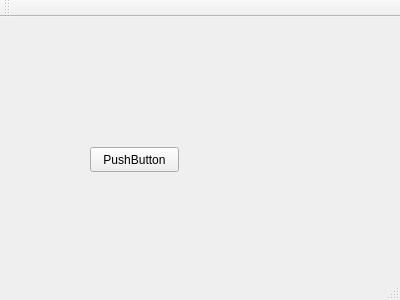
This is ui/mastergui.ui in goodnow21/master_gui as Qt 5 draws it before an edit. The edited form follows.
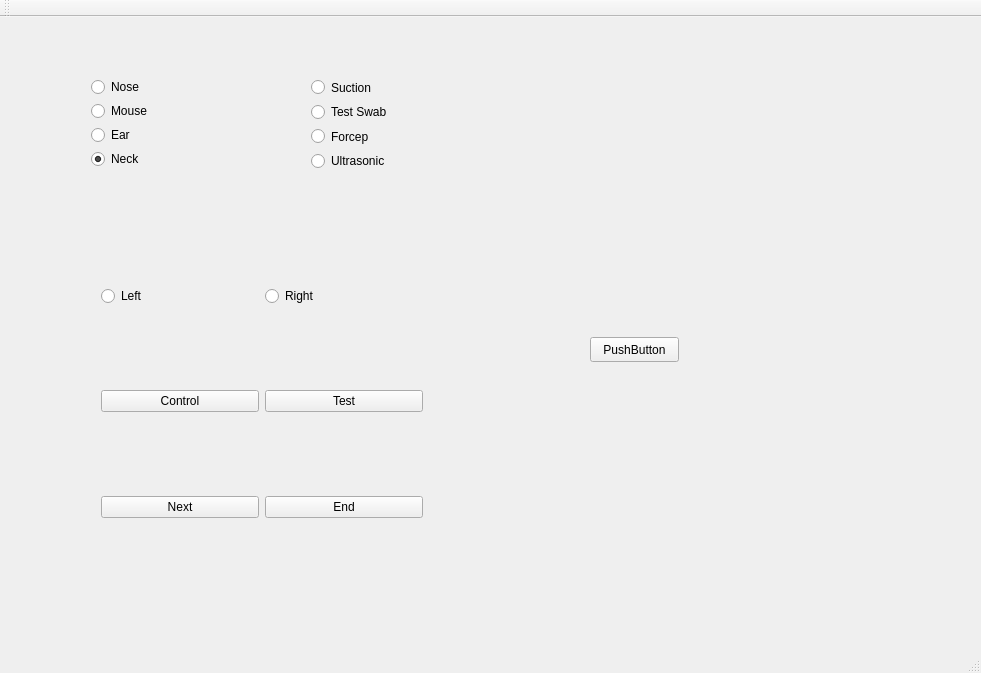
This is the edited form.

```diff
--- a/ui/mastergui.ui
+++ b/ui/mastergui.ui
@@ -6,8 +6,8 @@
    <rect>
     <x>0</x>
     <y>0</y>
-    <width>400</width>
-    <height>300</height>
+    <width>981</width>
+    <height>673</height>
    </rect>
   </property>
   <property name="windowTitle">
@@ -17,8 +17,8 @@
    <widget class="QPushButton" name="hiButton">
     <property name="geometry">
      <rect>
-      <x>90</x>
-      <y>130</y>
+      <x>590</x>
+      <y>320</y>
       <width>89</width>
       <height>25</height>
      </rect>
@@ -27,6 +27,174 @@
      <string>PushButton</string>
     </property>
    </widget>
+   <widget class="QWidget" name="verticalLayoutWidget_4">
+    <property name="geometry">
+     <rect>
+      <x>90</x>
+      <y>180</y>
+      <width>344</width>
+      <height>411</height>
+     </rect>
+    </property>
+    <layout class="QVBoxLayout" name="controlLayout">
+     <item>
+      <layout class="QHBoxLayout" name="directionLayout">
+       <item>
+        <widget class="QRadioButton" name="leftRadioButton">
+         <property name="text">
+          <string>Left</string>
+         </property>
+         <property name="autoExclusive">
+          <bool>false</bool>
+         </property>
+        </widget>
+       </item>
+       <item>
+        <widget class="QRadioButton" name="rightRadioButton">
+         <property name="text">
+          <string>Right</string>
+         </property>
+         <property name="autoExclusive">
+          <bool>false</bool>
+         </property>
+        </widget>
+       </item>
+      </layout>
+     </item>
+     <item>
+      <layout class="QHBoxLayout" name="secondLayout">
+       <property name="sizeConstraint">
+        <enum>QLayout::SetMinimumSize</enum>
+       </property>
+       <item>
+        <widget class="QPushButton" name="controlButton">
+         <property name="text">
+          <string>Control</string>
+         </property>
+        </widget>
+       </item>
+       <item>
+        <widget class="QPushButton" name="testButton">
+         <property name="text">
+          <string>Test</string>
+         </property>
+        </widget>
+       </item>
+      </layout>
+     </item>
+     <item>
+      <layout class="QHBoxLayout" name="thirdLayout">
+       <item>
+        <widget class="QPushButton" name="nextButton">
+         <property name="text">
+          <string>Next</string>
+         </property>
+        </widget>
+       </item>
+       <item>
+        <widget class="QPushButton" name="endButton">
+         <property name="text">
+          <string>End</string>
+         </property>
+        </widget>
+       </item>
+      </layout>
+     </item>
+    </layout>
+   </widget>
+   <widget class="QWidget" name="">
+    <property name="geometry">
+     <rect>
+      <x>300</x>
+      <y>50</y>
+      <width>201</width>
+      <height>114</height>
+     </rect>
+    </property>
+    <layout class="QHBoxLayout" name="horizontalLayout">
+     <item>
+      <layout class="QVBoxLayout" name="toolLayout">
+       <item>
+        <widget class="QRadioButton" name="suctionRadioButton">
+         <property name="text">
+          <string>Suction</string>
+         </property>
+        </widget>
+       </item>
+       <item>
+        <widget class="QRadioButton" name="swabRadioButton">
+         <property name="text">
+          <string>Test Swab</string>
+         </property>
+        </widget>
+       </item>
+       <item>
+        <widget class="QRadioButton" name="forcepRadioButton">
+         <property name="text">
+          <string>Forcep</string>
+         </property>
+        </widget>
+       </item>
+       <item>
+        <widget class="QRadioButton" name="ultraRadioButton">
+         <property name="text">
+          <string>Ultrasonic</string>
+         </property>
+        </widget>
+       </item>
+      </layout>
+     </item>
+    </layout>
+   </widget>
+   <widget class="QWidget" name="">
+    <property name="geometry">
+     <rect>
+      <x>80</x>
+      <y>50</y>
+      <width>85</width>
+      <height>112</height>
+     </rect>
+    </property>
+    <layout class="QVBoxLayout" name="locationLayout">
+     <item>
+      <widget class="QRadioButton" name="noseRadioButton">
+       <property name="enabled">
+        <bool>true</bool>
+       </property>
+       <property name="text">
+        <string>Nose</string>
+       </property>
+      </widget>
+     </item>
+     <item>
+      <widget class="QRadioButton" name="mouthRadioButton">
+       <property name="text">
+        <string>Mouse</string>
+       </property>
+      </widget>
+     </item>
+     <item>
+      <widget class="QRadioButton" name="earRadioButton">
+       <property name="text">
+        <string>Ear</string>
+       </property>
+      </widget>
+     </item>
+     <item>
+      <widget class="QRadioButton" name="neckRadioButton">
+       <property name="focusPolicy">
+        <enum>Qt::StrongFocus</enum>
+       </property>
+       <property name="text">
+        <string>Neck</string>
+       </property>
+       <property name="checked">
+        <bool>true</bool>
+       </property>
+      </widget>
+     </item>
+    </layout>
+   </widget>
   </widget>
   <widget class="QMenuBar" name="menuBar">
    <property name="geometry">
```
Left out of the diff: 2 changed lines with no effect on the pictures.
